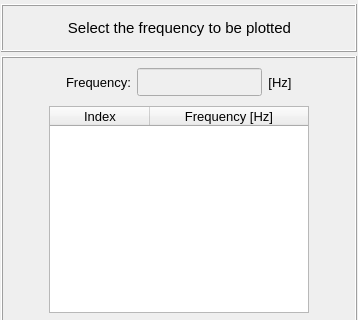
The window that vibra/interface/data/ui_files/plots/acoustic/acoustic_pressure_field_inputs.ui (MOPT-UFSC/VIBRA) describes before a commit, drawn with Qt 5; both pictures show x 0 to 358 and y 0 to 320 of the 358 by 499 pixel window.
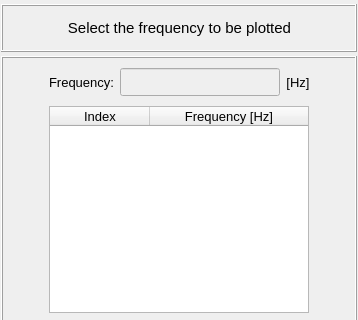
The same window after the commit.

```diff
--- a/vibra/interface/data/ui_files/plots/acoustic/acoustic_pressure_field_inputs.ui
+++ b/vibra/interface/data/ui_files/plots/acoustic/acoustic_pressure_field_inputs.ui
@@ -542,7 +542,7 @@
            </property>
            <property name="minimumSize">
             <size>
-             <width>80</width>
+             <width>160</width>
              <height>28</height>
             </size>
            </property>
```
